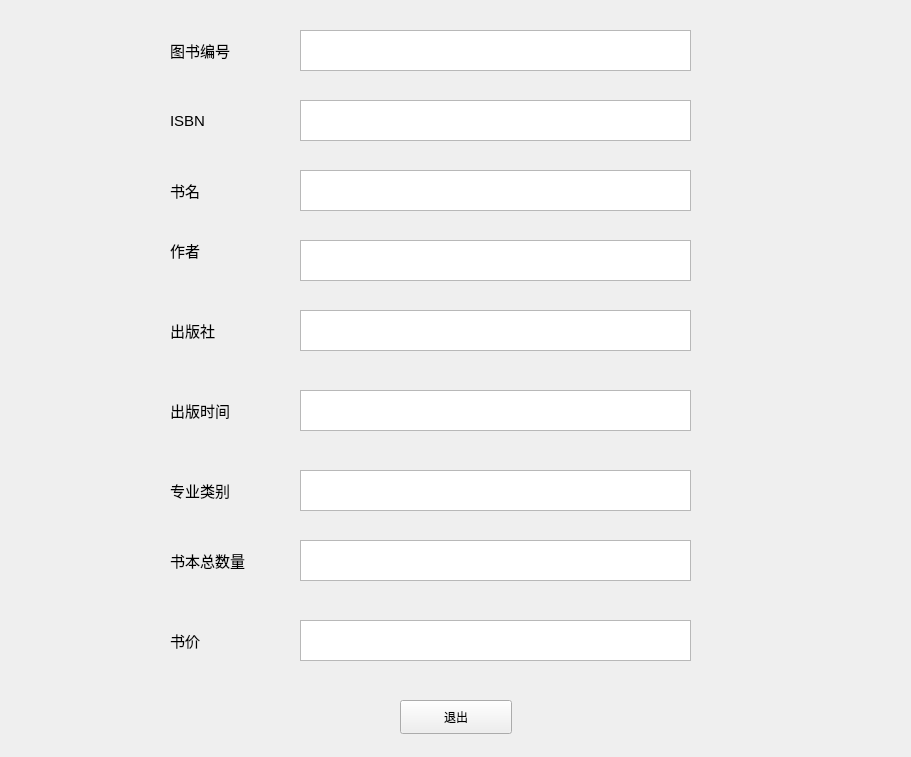
This is Library/Library/BookInfo.ui in belowthetree/LibrarySystem as Qt 5 draws it before an edit. The edited form follows.
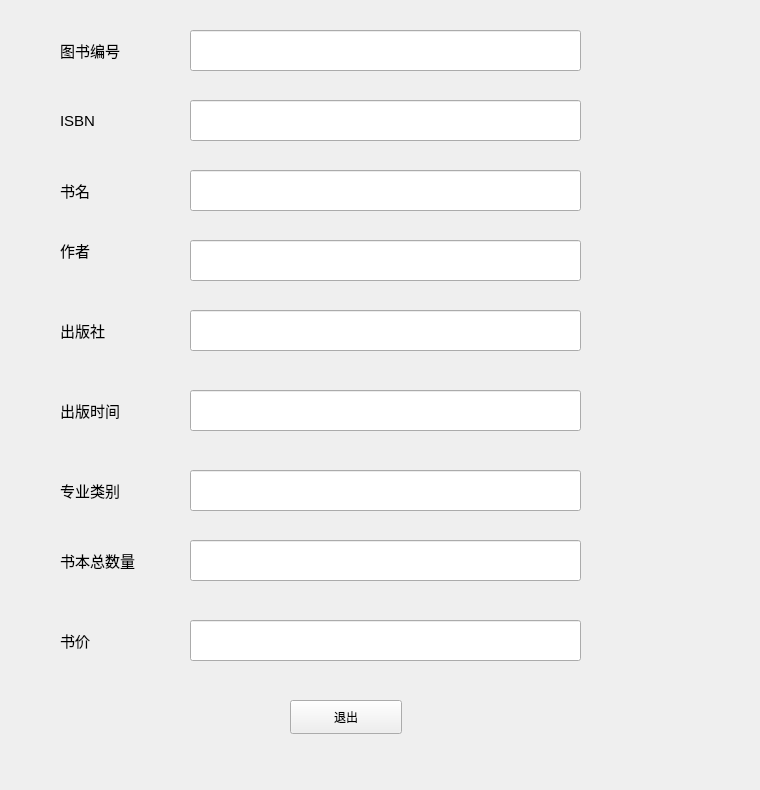
This is the edited form.

Diff of the .ui file:
```diff
--- a/Library/Library/BookInfo.ui
+++ b/Library/Library/BookInfo.ui
@@ -1,22 +1,94 @@
 <?xml version="1.0" encoding="UTF-8"?>
 <ui version="4.0">
- <class>Bookinfo</class>
- <widget class="QWidget" name="Bookinfo">
+ <class>BookInfo</class>
+ <widget class="QWidget" name="BookInfo">
   <property name="geometry">
    <rect>
     <x>0</x>
     <y>0</y>
-    <width>911</width>
-    <height>757</height>
+    <width>760</width>
+    <height>790</height>
    </rect>
   </property>
   <property name="windowTitle">
-   <string>Bookinfo</string>
+   <string>BookInfo</string>
   </property>
+  <widget class="QLabel" name="label_6">
+   <property name="geometry">
+    <rect>
+     <x>60</x>
+     <y>480</y>
+     <width>101</width>
+     <height>21</height>
+    </rect>
+   </property>
+   <property name="font">
+    <font>
+     <pointsize>11</pointsize>
+    </font>
+   </property>
+   <property name="text">
+    <string>专业类别</string>
+   </property>
+  </widget>
+  <widget class="QLabel" name="label_10">
+   <property name="geometry">
+    <rect>
+     <x>60</x>
+     <y>40</y>
+     <width>101</width>
+     <height>21</height>
+    </rect>
+   </property>
+   <property name="font">
+    <font>
+     <pointsize>11</pointsize>
+    </font>
+   </property>
+   <property name="text">
+    <string>图书编号</string>
+   </property>
+  </widget>
+  <widget class="QLabel" name="label_8">
+   <property name="geometry">
+    <rect>
+     <x>60</x>
+     <y>630</y>
+     <width>101</width>
+     <height>21</height>
+    </rect>
+   </property>
+   <property name="font">
+    <font>
+     <pointsize>11</pointsize>
+    </font>
+   </property>
+   <property name="text">
+    <string>书价</string>
+   </property>
+  </widget>
+  <widget class="QLabel" name="label_5">
+   <property name="geometry">
+    <rect>
+     <x>60</x>
+     <y>400</y>
+     <width>101</width>
+     <height>21</height>
+    </rect>
+   </property>
+   <property name="font">
+    <font>
+     <pointsize>11</pointsize>
+    </font>
+   </property>
+   <property name="text">
+    <string>出版时间</string>
+   </property>
+  </widget>
   <widget class="QPushButton" name="pushButton">
    <property name="geometry">
     <rect>
-     <x>400</x>
+     <x>290</x>
      <y>700</y>
      <width>112</width>
      <height>34</height>
@@ -26,20 +98,10 @@
     <string>退出</string>
    </property>
   </widget>
-  <widget class="QTextBrowser" name="textBrowser_6">
-   <property name="geometry">
-    <rect>
-     <x>300</x>
-     <y>390</y>
-     <width>391</width>
-     <height>41</height>
-    </rect>
-   </property>
-  </widget>
   <widget class="QLabel" name="label_9">
    <property name="geometry">
     <rect>
-     <x>170</x>
+     <x>60</x>
      <y>110</y>
      <width>101</width>
      <height>21</height>
@@ -54,32 +116,12 @@
     <string>ISBN</string>
    </property>
   </widget>
-  <widget class="QTextBrowser" name="textBrowser_8">
+  <widget class="QLabel" name="label_7">
    <property name="geometry">
     <rect>
-     <x>300</x>
-     <y>540</y>
-     <width>391</width>
-     <height>41</height>
-    </rect>
-   </property>
-  </widget>
-  <widget class="QTextBrowser" name="textBrowser_5">
-   <property name="geometry">
-    <rect>
-     <x>300</x>
-     <y>310</y>
-     <width>391</width>
-     <height>41</height>
-    </rect>
-   </property>
-  </widget>
-  <widget class="QLabel" name="label_8">
-   <property name="geometry">
-    <rect>
-     <x>170</x>
-     <y>630</y>
-     <width>101</width>
+     <x>60</x>
+     <y>550</y>
+     <width>141</width>
      <height>21</height>
     </rect>
    </property>
@@ -89,13 +131,13 @@
     </font>
    </property>
    <property name="text">
-    <string>书价</string>
+    <string>书本总数量</string>
    </property>
   </widget>
   <widget class="QLabel" name="label_4">
    <property name="geometry">
     <rect>
-     <x>170</x>
+     <x>60</x>
      <y>320</y>
      <width>101</width>
      <height>21</height>
@@ -110,10 +152,28 @@
     <string>出版社</string>
    </property>
   </widget>
+  <widget class="QLabel" name="label_3">
+   <property name="geometry">
+    <rect>
+     <x>60</x>
+     <y>240</y>
+     <width>101</width>
+     <height>21</height>
+    </rect>
+   </property>
+   <property name="font">
+    <font>
+     <pointsize>11</pointsize>
+    </font>
+   </property>
+   <property name="text">
+    <string>作者</string>
+   </property>
+  </widget>
   <widget class="QLabel" name="label_2">
    <property name="geometry">
     <rect>
-     <x>170</x>
+     <x>60</x>
      <y>180</y>
      <width>101</width>
      <height>21</height>
@@ -128,157 +188,98 @@
     <string>书名</string>
    </property>
   </widget>
-  <widget class="QTextBrowser" name="textBrowser_3">
+  <widget class="QLineEdit" name="lineEdit">
    <property name="geometry">
     <rect>
-     <x>300</x>
+     <x>190</x>
+     <y>30</y>
+     <width>391</width>
+     <height>41</height>
+    </rect>
+   </property>
+  </widget>
+  <widget class="QLineEdit" name="lineEdit_2">
+   <property name="geometry">
+    <rect>
+     <x>190</x>
+     <y>100</y>
+     <width>391</width>
+     <height>41</height>
+    </rect>
+   </property>
+  </widget>
+  <widget class="QLineEdit" name="lineEdit_3">
+   <property name="geometry">
+    <rect>
+     <x>190</x>
      <y>170</y>
      <width>391</width>
      <height>41</height>
     </rect>
    </property>
   </widget>
-  <widget class="QLabel" name="label_3">
+  <widget class="QLineEdit" name="lineEdit_4">
    <property name="geometry">
     <rect>
-     <x>170</x>
+     <x>190</x>
      <y>240</y>
-     <width>101</width>
-     <height>21</height>
+     <width>391</width>
+     <height>41</height>
     </rect>
    </property>
-   <property name="font">
-    <font>
-     <pointsize>11</pointsize>
-    </font>
+  </widget>
+  <widget class="QLineEdit" name="lineEdit_5">
+   <property name="geometry">
+    <rect>
+     <x>190</x>
+     <y>310</y>
+     <width>391</width>
+     <height>41</height>
+    </rect>
    </property>
-   <property name="text">
-    <string>作者</string>
+  </widget>
+  <widget class="QLineEdit" name="lineEdit_6">
+   <property name="geometry">
+    <rect>
+     <x>190</x>
+     <y>390</y>
+     <width>391</width>
+     <height>41</height>
+    </rect>
    </property>
   </widget>
-  <widget class="QTextBrowser" name="textBrowser_7">
+  <widget class="QLineEdit" name="lineEdit_7">
    <property name="geometry">
     <rect>
-     <x>300</x>
+     <x>190</x>
      <y>470</y>
      <width>391</width>
      <height>41</height>
     </rect>
    </property>
   </widget>
-  <widget class="QLabel" name="label_7">
+  <widget class="QLineEdit" name="lineEdit_8">
    <property name="geometry">
     <rect>
-     <x>170</x>
-     <y>550</y>
-     <width>141</width>
-     <height>21</height>
+     <x>190</x>
+     <y>540</y>
+     <width>391</width>
+     <height>41</height>
     </rect>
    </property>
-   <property name="font">
-    <font>
-     <pointsize>11</pointsize>
-    </font>
-   </property>
-   <property name="text">
-    <string>书本总数量</string>
-   </property>
   </widget>
-  <widget class="QTextBrowser" name="textBrowser_9">
+  <widget class="QLineEdit" name="lineEdit_9">
    <property name="geometry">
     <rect>
-     <x>300</x>
+     <x>190</x>
      <y>620</y>
      <width>391</width>
      <height>41</height>
     </rect>
    </property>
   </widget>
-  <widget class="QLabel" name="label_5">
-   <property name="geometry">
-    <rect>
-     <x>170</x>
-     <y>400</y>
-     <width>101</width>
-     <height>21</height>
-    </rect>
-   </property>
-   <property name="font">
-    <font>
-     <pointsize>11</pointsize>
-    </font>
-   </property>
-   <property name="text">
-    <string>出版时间</string>
-   </property>
-  </widget>
-  <widget class="QTextBrowser" name="textBrowser_4">
-   <property name="geometry">
-    <rect>
-     <x>300</x>
-     <y>240</y>
-     <width>391</width>
-     <height>41</height>
-    </rect>
-   </property>
-  </widget>
-  <widget class="QLabel" name="label_6">
-   <property name="geometry">
-    <rect>
-     <x>170</x>
-     <y>480</y>
-     <width>101</width>
-     <height>21</height>
-    </rect>
-   </property>
-   <property name="font">
-    <font>
-     <pointsize>11</pointsize>
-    </font>
-   </property>
-   <property name="text">
-    <string>专业类别</string>
-   </property>
-  </widget>
-  <widget class="QTextBrowser" name="textBrowser_2">
-   <property name="geometry">
-    <rect>
-     <x>300</x>
-     <y>100</y>
-     <width>391</width>
-     <height>41</height>
-    </rect>
-   </property>
-  </widget>
-  <widget class="QLabel" name="label_10">
-   <property name="geometry">
-    <rect>
-     <x>170</x>
-     <y>40</y>
-     <width>101</width>
-     <height>21</height>
-    </rect>
-   </property>
-   <property name="font">
-    <font>
-     <pointsize>11</pointsize>
-    </font>
-   </property>
-   <property name="text">
-    <string>图书编号</string>
-   </property>
-  </widget>
-  <widget class="QTextBrowser" name="textBrowser_10">
-   <property name="geometry">
-    <rect>
-     <x>300</x>
-     <y>30</y>
-     <width>391</width>
-     <height>41</height>
-    </rect>
-   </property>
-  </widget>
  </widget>
+ <layoutdefault spacing="6" margin="11"/>
  <resources/>
  <connections/>
 </ui>
```
